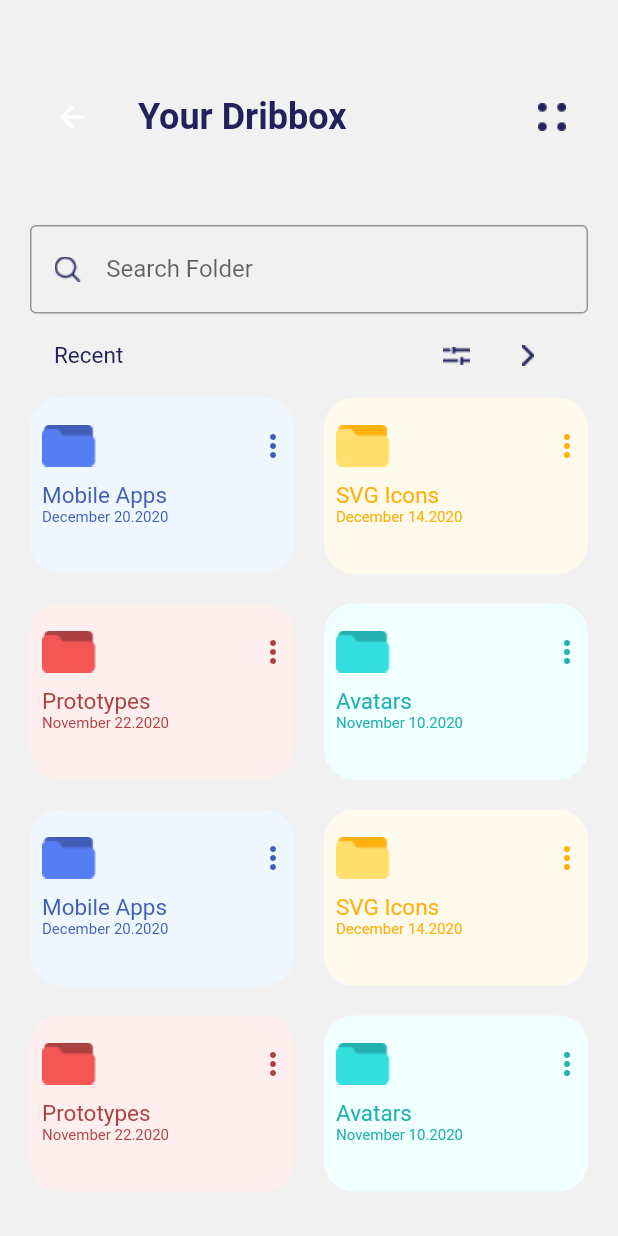
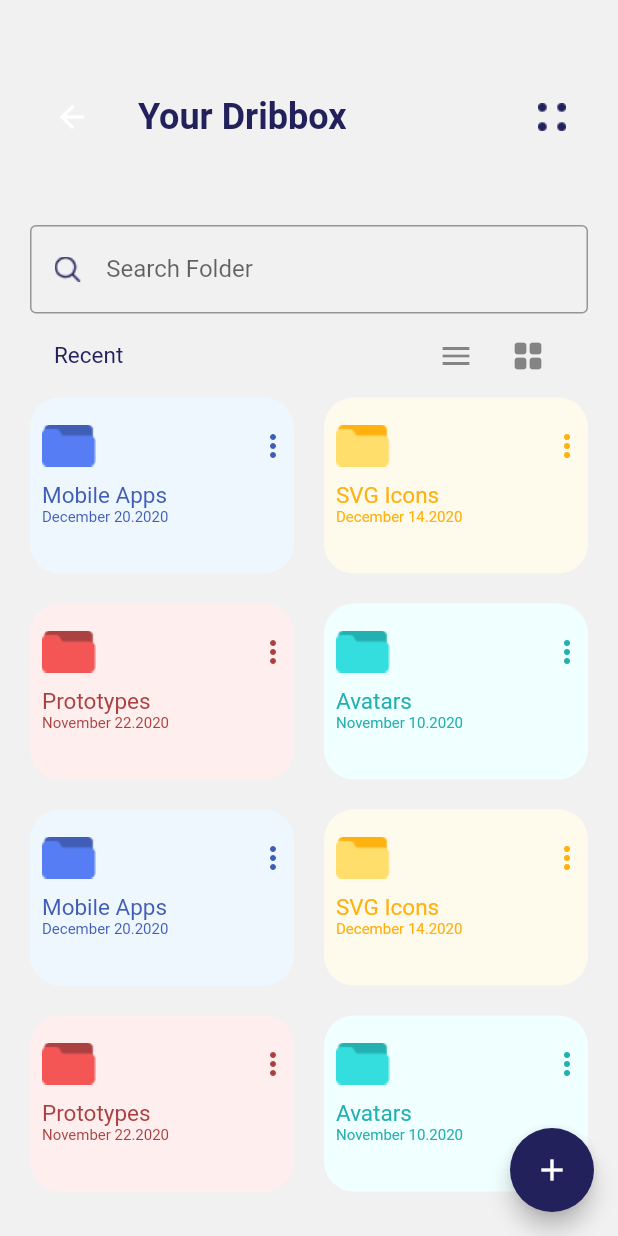
Before and after one commit to NurRozikin/dirbbox, a Flutter app: the HomeView screen opened by its route, on a phone screen of 412 x 824 dp. Run offline on Flutter 3.47's test engine with Material 2 defaults, Android fonts, the phone set to English and light mode, and no system bars; our stand-ins replace get.

Commit message:
add floating button and change icon

```diff
--- a/lib/app/modules/home/views/home_view.dart
+++ b/lib/app/modules/home/views/home_view.dart
@@ -11,6 +11,7 @@ class HomeView extends GetView<HomeController> {
   Widget build(BuildContext context) {
     return Scaffold(
       backgroundColor: Color(0xFFF1F1F1),
+
       /*
       appBar: AppBar(
         backgroundColor: Color(0xFFF1F1F1),
@@ -72,10 +73,10 @@ class HomeView extends GetView<HomeController> {
                   children: [
                     IconButton(
                         onPressed: () {},
-                        icon: Image.asset('assets/icons/Settings.png')),
+                        icon:Icon(Icons.menu_sharp)),
                     IconButton(
                         onPressed: () {},
-                        icon: Image.asset('assets/icons/Vector.png'))
+                        icon: Icon(Icons.grid_view_rounded))
                   ],
                 ),
               ),
@@ -141,6 +142,7 @@ class HomeView extends GetView<HomeController> {
           )),
         ]),
       ),
+      floatingActionButton: FloatingActionButton(onPressed: (){}, child: Icon(Icons.add),backgroundColor:Color(0xFF22215B) ,),
     );
   }
 }
```
